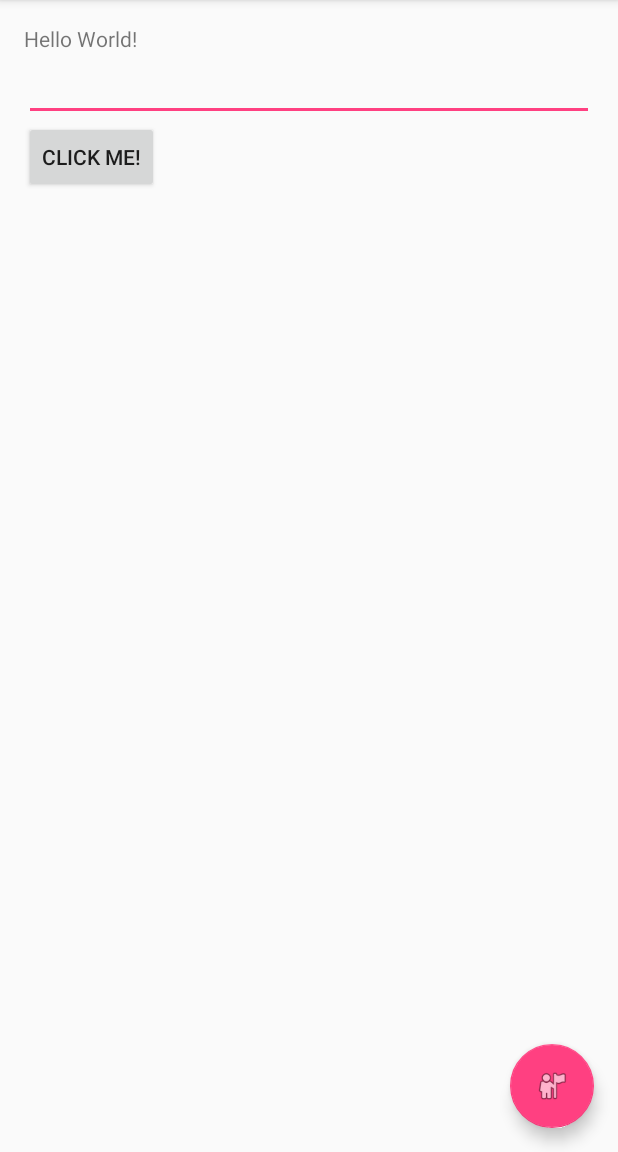
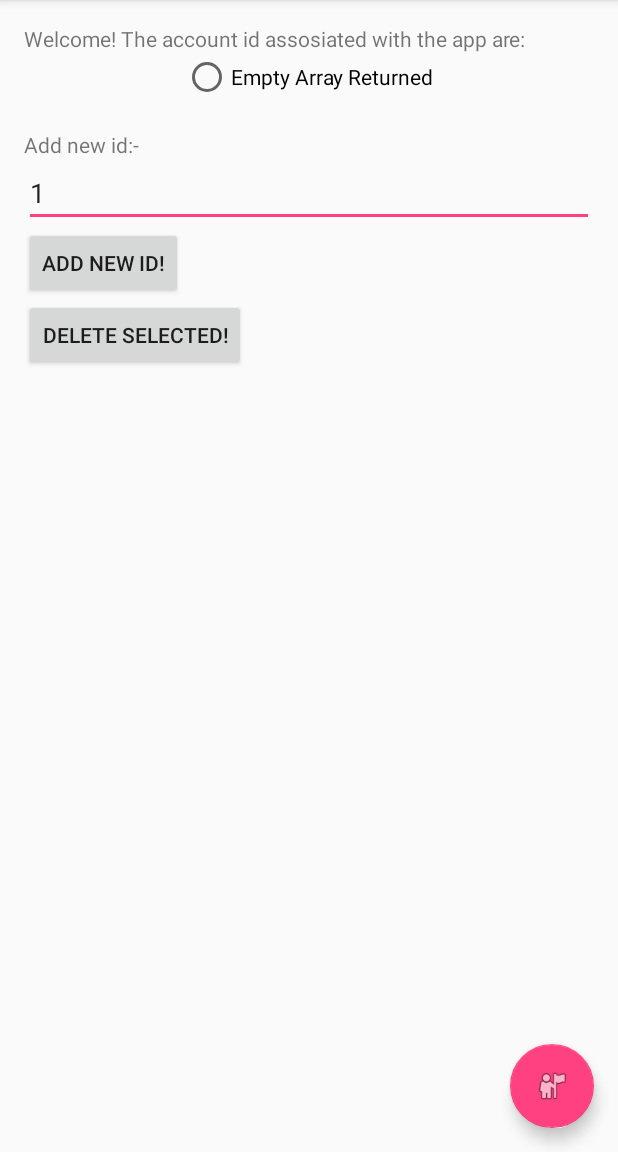
Before and after one commit to AadiGandhi/Bachao.me, an Android app: the screen it shows after launch (MainActivity), in the options menu, after a tap on "Settings", on a phone screen of 412 x 824 dp, the part 84-1236 px from its top. Run offline under Robolectric (Android 15) with nearby library versions, the phone set to English and light mode, and no system bars.

```diff
--- a/app/build.gradle
+++ b/app/build.gradle
@@ -28,11 +28,13 @@ dependencies {
     compile 'com.android.support:appcompat-v7:23.1.1'
     compile 'com.android.support:design:23.1.1'
 
-    compile 'com.google.android.gms:play-services-maps:8.4.0'
+    compile 'com.google.android.gms:play-services-maps:8.3.0'
+    compile "com.google.android.gms:play-services-gcm:8.3.0"
 }
 dependencies {
-    compile 'com.google.android.gms:play-services:8.4.0'
+    compile 'com.google.android.gms:play-services:8.3.0'
     compile 'com.android.support:appcompat-v7:23.+'
     compile 'com.mcxiaoke.volley:library:1.0.19'
 
 }
+apply plugin: 'com.google.gms.google-services'
--- a/app/src/main/java/com/capstone/aadityagandhi/bachaome/MainActivity.java
+++ b/app/src/main/java/com/capstone/aadityagandhi/bachaome/MainActivity.java
@@ -16,12 +16,23 @@ import android.view.View;
 import android.view.Menu;
 import android.view.MenuItem;
 import android.app.Activity;
+import android.view.ViewGroup;
 import android.widget.EditText;
+import android.widget.LinearLayout;
+import android.widget.RadioButton;
+import android.widget.RadioGroup;
+import android.widget.RelativeLayout;
+import android.widget.TextView;
+
+import com.capstone.aadityagandhi.bachaome.Utils.DataStore;
+import com.google.android.gms.common.GooglePlayServicesUtil;
 
 import java.lang.reflect.Array;
+import java.util.ArrayList;
 
 public class MainActivity extends AppCompatActivity {
     private Context context = this.getBaseContext();
+    private DataStore dataStore = new DataStore();
 
     @Override
     protected void onCreate(Bundle savedInstanceState) {
@@ -36,15 +47,57 @@ public class MainActivity extends AppCompatActivity {
             public void onClick(View view) {
                 Snackbar.make(view, "Replace with your own action", Snackbar.LENGTH_LONG)
                         .setAction("Action", null).show();
+
+                Intent intent = new Intent(getApplicationContext(), MapsActivity.class);
+                EditText editText = (EditText) findViewById(R.id.myEditText);
+                intent.putExtra("latlng", editText.getText());
+                startActivity(intent);
             }
         });
+        initializeRadioButtons();
     }
     public void goToMaps(View view){
-        Intent intent = new Intent(this, MapsActivity.class);
         EditText editText = (EditText)findViewById(R.id.myEditText);
-        intent.putExtra("latlng",editText.getText());
-        startActivity(intent);
+        dataStore.writeToApplicationStorage(editText.getText().toString(), DataStore.FILE_TYPE.UID, getApplicationContext());
+        TextView textView = (TextView) findViewById(R.id.emptyMessage);
+        textView.setText("");
+        initializeRadioButtons();
     }
+
+
+    public void initializeRadioButtons(){
+        RadioGroup rg = (RadioGroup) findViewById(R.id.radiogroup);
+        int j=rg.getChildCount();
+        for (int i=0; i< j; i++){
+            rg.removeViewAt(0);
+        }
+        EditText editText = (EditText)findViewById(R.id.myEditText);
+        ArrayList<String> mList = new ArrayList<>();
+        mList = dataStore.readFromApplicationData(getApplicationContext(), DataStore.FILE_TYPE.UID.toString());
+        if(!mList.isEmpty()){
+            editText.setText(String.valueOf(mList.size()));
+            addRadioButtons(mList.size(),mList);
+        }
+        else {
+            editText.setText("Empty Array Returned");
+            addRadioButtons(mList.size(),mList);
+        }
+    }
+
+    public void delete(View view){
+        Snackbar.make(view, "Confirm Delete?", Snackbar.LENGTH_INDEFINITE)
+                .setAction("Delete!", new View.OnClickListener() {
+                    @Override
+                    public void onClick(View v) {
+                        RadioGroup rgp= (RadioGroup) findViewById(R.id.radiogroup);
+                        RadioButton radioButton = (RadioButton)findViewById(rgp.getCheckedRadioButtonId());
+                        String value = radioButton.getText().toString();
+                        dataStore.deleteFromApplicationData(DataStore.FILE_TYPE.UID, getApplicationContext(),value);
+                        initializeRadioButtons();
+                    }
+                }).show();
+    }
+
 
     @Override
     public boolean onCreateOptionsMenu(Menu menu) {
@@ -67,6 +120,27 @@ public class MainActivity extends AppCompatActivity {
 
         return super.onOptionsItemSelected(item);
     }
+
+    public void addRadioButtons(int number, ArrayList<String> mList) {
+        if(number == 0){
+            TextView textView = (TextView) findViewById(R.id.emptyMessage);
+            textView.setText("NONE! Add one now!");
+            return;
+        }
+
+        RadioGroup rgp= (RadioGroup) findViewById(R.id.radiogroup);
+        RadioGroup.LayoutParams rprms;
+
+        for(int i=0;i<number;i++){
+            RadioButton radioButton = new RadioButton(this);
+            radioButton.setText(mList.get(i));
+            //radioButton.setId("rbtn"+i);
+            rprms= new RadioGroup.LayoutParams(RadioGroup.LayoutParams.WRAP_CONTENT, RadioGroup.LayoutParams.WRAP_CONTENT);
+            rgp.addView(radioButton, rprms);
+        }
+
+    }
+
     public Context getContext(){
         return getApplicationContext();
     }
--- a/app/src/main/java/com/capstone/aadityagandhi/bachaome/MapsActivity.java
+++ b/app/src/main/java/com/capstone/aadityagandhi/bachaome/MapsActivity.java
@@ -212,6 +212,7 @@ public class MapsActivity extends AppCompatActivity implements OnMapReadyCallbac
 
                 /*Focus change*/
                 CameraPosition myPosition = new CameraPosition.Builder().target(latLng).zoom(14).bearing(0).tilt(30).build();
+                mMap.animateCamera(CameraUpdateFactory.newCameraPosition(myPosition));
                 LatLngBounds.Builder builder = new LatLngBounds.Builder();
                 builder.include(new LatLng(mLastLocation.getLatitude(),mLastLocation.getLongitude()));
                 builder.include(latLng);
--- /dev/null
+++ b/app/src/main/java/com/capstone/aadityagandhi/bachaome/Utils/DataStore.java
@@ -0,0 +1,101 @@
+package com.capstone.aadityagandhi.bachaome.Utils;
+
+import android.content.Context;
+
+import java.io.BufferedReader;
+import java.io.FileInputStream;
+import java.io.FileNotFoundException;
+import java.io.FileOutputStream;
+import java.io.IOException;
+import java.io.InputStreamReader;
+import java.io.UnsupportedEncodingException;
+import java.util.ArrayList;
+
+/**
+ * Created by aaditya.gandhi on 4/3/16.
+ * This handles the file operations required to create persistent data storage
+ */
+public class DataStore {
+
+    public DataStore(){
+
+    }
+    public void writeToApplicationStorage(String content, FILE_TYPE fileType, Context context){
+        String fileName = fileType.toString();
+        try {
+            FileOutputStream fos = context.openFileOutput(fileName, Context.MODE_APPEND);
+            fos.write(content.getBytes());
+            fos.write(System.getProperty("line.separator").getBytes());
+            fos.close();
+        } catch (FileNotFoundException e) {
+            e.printStackTrace();
+        } catch (IOException e) {
+            e.printStackTrace();
+        }
+    }
+
+    public ArrayList<String> readFromApplicationData(Context context, String filename) {
+        try {
+            FileInputStream fis = context.openFileInput(filename);
+            InputStreamReader isr = new InputStreamReader(fis, "UTF-8");
+            BufferedReader bufferedReader = new BufferedReader(isr);
+            ArrayList<String> lines = new ArrayList<>();
+            String line;
+            while ((line = bufferedReader.readLine()) != null) {
+                lines.add(line);
+            }
+            return lines;
+        } catch (FileNotFoundException e) {
+            e.printStackTrace();
+            ArrayList<String> lines = new ArrayList<>();
+            return lines;
+        } catch (UnsupportedEncodingException e) {
+            e.printStackTrace();
+            ArrayList<String> lines = new ArrayList<>();
+            return lines;
+        } catch (IOException e) {
+            e.printStackTrace();
+            ArrayList<String> lines = new ArrayList<>();
+            return lines;
+        }
+    }
+
+    public void deleteFromApplicationData(FILE_TYPE file_type, Context context, String value){
+        String fileName = file_type.toString();
+        ArrayList<String> mList = readFromApplicationData(context,fileName);
+        for(int i=0; i< mList.size();i++){
+            if(mList.get(i).equals(value)){
+                mList.remove(i);
+                break;
+            }
+        }
+        try {
+            FileOutputStream fos = context.openFileOutput(fileName, Context.MODE_PRIVATE);
+            fos.close();
+            for (String mstring:mList) {
+                writeToApplicationStorage(mstring,file_type,context);
+            }
+        } catch (FileNotFoundException e) {
+            e.printStackTrace();
+        } catch (IOException e) {
+            e.printStackTrace();
+        }
+
+    }
+
+
+    public static enum FILE_TYPE {
+        UID("uid_store"), OTHER("other");
+
+        private String value;
+
+        private FILE_TYPE(String value) {
+            this.value = value;
+        }
+
+        public String toString() {
+            return value;
+        }
+    }
+
+}
--- a/app/src/main/res/layout/content_main.xml
+++ b/app/src/main/res/layout/content_main.xml
@@ -10,22 +10,61 @@
     android:paddingTop="@dimen/activity_vertical_margin"
     app:layout_behavior="@string/appbar_scrolling_view_behavior"
     tools:context="com.capstone.aadityagandhi.bachaome.MainActivity"
-    tools:showIn="@layout/activity_main">
+    tools:showIn="@layout/activity_main"
+    android:id="@+id/activityMainLayout"
+    >
 
     <TextView
         android:layout_width="wrap_content"
         android:layout_height="wrap_content"
-        android:text="Hello World!"
+        android:id="@+id/intro"
+        android:text="@string/intro"
+        />
+
+
+    <RadioGroup
+        android:id="@+id/radiogroup"
+        android:orientation="vertical"
+        android:layout_width="wrap_content"
+        android:layout_height="wrap_content"
+        android:layout_centerHorizontal="true"
+        android:layout_centerVertical="true"
+        android:layout_below="@id/intro"
+        />
+
+    <TextView
+        android:layout_width="wrap_content"
+        android:layout_height="wrap_content"
+        android:id="@+id/emptyMessage"
+        android:layout_below="@id/radiogroup"
+        />
+
+    <TextView
+        android:layout_width="wrap_content"
+        android:layout_height="wrap_content"
+        android:text="Add new id:-"
         android:id="@+id/myText"
+        android:layout_below="@id/emptyMessage"
         />
     <Button
         android:layout_width="wrap_content"
         android:layout_height="wrap_content"
-        android:text="Click Me!"
+        android:text="Add new ID!"
         android:layout_below="@+id/myEditText"
         android:id="@+id/myButton"
         android:onClick="goToMaps"
         />
+
+    <Button
+        android:layout_width="wrap_content"
+        android:layout_height="wrap_content"
+        android:text="Delete Selected!"
+        android:layout_below="@+id/myButton"
+        android:id="@+id/myButton2"
+        android:onClick="delete"
+        />
+
+
     <EditText
         android:layout_width="match_parent"
         android:layout_height="wrap_content"
--- a/app/src/main/res/values/strings.xml
+++ b/app/src/main/res/values/strings.xml
@@ -5,4 +5,8 @@
     <string name="gps_network_not_enabled">Your GPS Service is not enabled. Please enable it to continue</string>
     <string name="open_location_settings">Open Location Settings</string>
     <string name="Cancel">Cancel</string>
+    <string name="add_id">No account ids detected. Please Add a new id</string>
+    <string name="intro">Welcome!
+    The account id assosiated with the app are:
+    </string>
 </resources>
--- a/build.gradle
+++ b/build.gradle
@@ -6,7 +6,7 @@ buildscript {
     }
     dependencies {
         classpath 'com.android.tools.build:gradle:1.5.0'
-
+        classpath 'com.google.gms:google-services:2.0.0-alpha6'
         // NOTE: Do not place your application dependencies here; they belong
         // in the individual module build.gradle files
     }
```
Also changed, not shown: app/src/main/AndroidManifest.xml (+31 -0 lines), gradle/wrapper/gradle-wrapper.properties, 1 other file.
